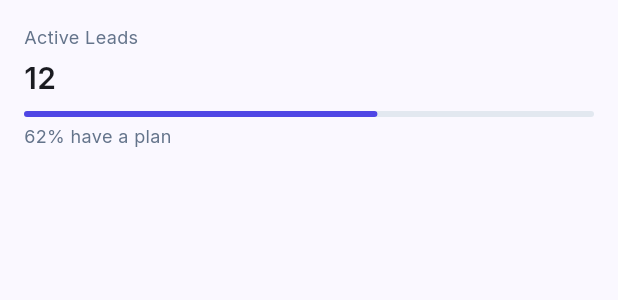
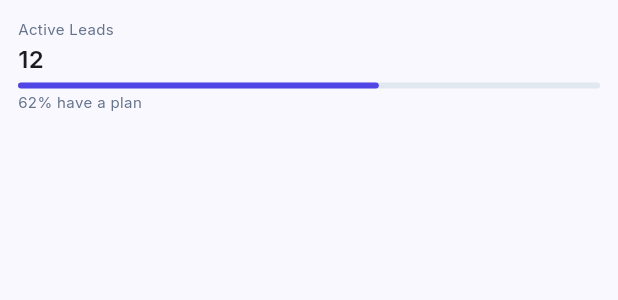
Before and after one commit to DebdaruDG/Network-IT-Lead-Planner-and-Follow-up, a Flutter app: the SummaryCard widget shown alone on an empty page, opened directly, on a phone screen of 412 x 824 dp. Shown: the top 300 px of the screen. Run offline on Flutter 3.47's test engine with Material 3 defaults, Android fonts, the phone set to English and light mode, and no system bars; our stand-ins replace dio, firebase_auth, firebase_core, flutter_animate, flutter_riverpod, flutter_styled_toast and 6 more; accounts and stored records are empty; network calls fail; statements that could not run were skipped.

Commit message:
Navbar and Dashboard Summary Cards made Responsive

```diff
--- a/lib/features/dashboard/screens/dashboard_screen.dart
+++ b/lib/features/dashboard/screens/dashboard_screen.dart
@@ -10,23 +10,28 @@ class DashboardScreen extends ConsumerWidget {
 
   @override
   Widget build(BuildContext context, WidgetRef ref) {
+    final isMobile = MediaQuery.of(context).size.width <= 920;
+
     return Scaffold(
       backgroundColor: const Color(0xFFF8FAFC),
       appBar: const NetworkItAppBar(title: "NetworkIt", showAddLead: true),
       body: Container(
-        padding: const EdgeInsets.all(16),
+        padding: EdgeInsets.all(isMobile ? 12 : 16),
         margin: EdgeInsets.symmetric(
-          horizontal: MediaQuery.of(context).size.width * 0.09,
+          horizontal:
+              isMobile
+                  ? MediaQuery.of(context).size.width * 0.05
+                  : MediaQuery.of(context).size.width * 0.09,
         ),
         child: Column(
           children: [
             // Summary cards
             GridView.count(
               shrinkWrap: true,
-              crossAxisCount: 4,
-              childAspectRatio: 2.5,
-              crossAxisSpacing: 12,
-              mainAxisSpacing: 12,
+              crossAxisCount: isMobile ? 2 : 4,
+              childAspectRatio: isMobile ? 2.2 : 2.5,
+              crossAxisSpacing: isMobile ? 8 : 12,
+              mainAxisSpacing: isMobile ? 8 : 12,
               children: [
                 SummaryCard(
                   title: "Active Leads",
@@ -96,43 +101,56 @@ class SummaryCard extends StatelessWidget {
 
   @override
   Widget build(BuildContext context) {
+    final isMobile = MediaQuery.of(context).size.width <= 920;
+
     return Container(
-      padding: const EdgeInsets.all(16),
+      padding: EdgeInsets.all(isMobile ? 12 : 16),
       decoration: BoxDecoration(
         // color: Colors.white.withOpacity(0.9),
         borderRadius: BorderRadius.circular(16),
         // border: Border.all(color: const Color(0xFFCBD5E1)),
       ),
+      child: SingleChildScrollView(
         child: Column(
           crossAxisAlignment: CrossAxisAlignment.start,
           children: [
             Text(
               title,
-            style: const TextStyle(fontSize: 12, color: Color(0xFF64748B)),
+              style: TextStyle(
+                fontSize: isMobile ? 10 : 12,
+                color: const Color(0xFF64748B),
               ),
-          const SizedBox(height: 4),
+            ),
+            SizedBox(height: isMobile ? 2 : 4),
             Text(
               value,
-            style: const TextStyle(fontSize: 20, fontWeight: FontWeight.w600),
+              style: TextStyle(
+                fontSize: isMobile ? 16 : 20,
+                fontWeight: FontWeight.w600,
+              ),
             ),
             if (progress != null) ...[
-            const SizedBox(height: 8),
+              SizedBox(height: isMobile ? 4 : 8),
               LinearProgressIndicator(
                 value: progress,
-              color: Color(0xFF4F46E5),
+                color: const Color(0xFF4F46E5),
                 backgroundColor: const Color(0xFFE2E8F0),
                 borderRadius: BorderRadius.circular(8),
               ),
             ],
             if ((subtitle ?? '').isNotEmpty) ...[
-            const SizedBox(height: 4),
+              SizedBox(height: isMobile ? 2 : 4),
               Text(
                 subtitle ?? '',
-              style: const TextStyle(fontSize: 12, color: Color(0xFF64748B)),
+                style: TextStyle(
+                  fontSize: isMobile ? 10 : 12,
+                  color: const Color(0xFF64748B),
+                ),
               ),
             ],
           ],
         ),
+      ),
     );
   }
 }
```
Also changed, not shown: lib/core/utils/nav_bar.dart (+44 -21 lines). Lines whose indentation alone changed are shown as unchanged.
